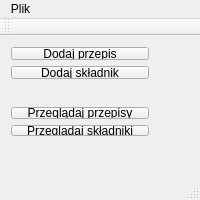
Above: KsiazKuch/mainwindow.ui from Valumior/KsiazKuch before the change. Below: the same form after it.
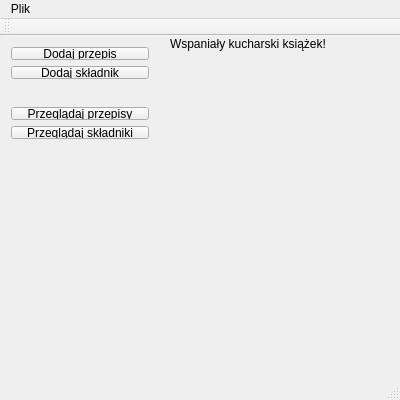
That is the form after the change.

Commit message: Layout for AddPrzepisWindow class

Diff of the .ui file:
```diff
--- a/KsiazKuch/mainwindow.ui
+++ b/KsiazKuch/mainwindow.ui
@@ -6,14 +6,14 @@
    <rect>
     <x>0</x>
     <y>0</y>
-    <width>200</width>
-    <height>200</height>
+    <width>400</width>
+    <height>400</height>
    </rect>
   </property>
   <property name="minimumSize">
    <size>
-    <width>200</width>
-    <height>200</height>
+    <width>400</width>
+    <height>400</height>
    </size>
   </property>
   <property name="maximumSize">
@@ -58,7 +58,7 @@
       <x>0</x>
       <y>60</y>
       <width>160</width>
-      <height>51</height>
+      <height>54</height>
      </rect>
     </property>
     <layout class="QVBoxLayout" name="verticalLayout_2">
@@ -78,13 +78,26 @@
      </item>
     </layout>
    </widget>
+   <widget class="QLabel" name="label">
+    <property name="geometry">
+     <rect>
+      <x>170</x>
+      <y>0</y>
+      <width>211</width>
+      <height>16</height>
+     </rect>
+    </property>
+    <property name="text">
+     <string>Wspaniały kucharski książek!</string>
+    </property>
+   </widget>
   </widget>
   <widget class="QMenuBar" name="menuBar">
    <property name="geometry">
     <rect>
      <x>0</x>
      <y>0</y>
-     <width>200</width>
+     <width>400</width>
      <height>21</height>
     </rect>
    </property>
```
The commit also changes 4 other files.
